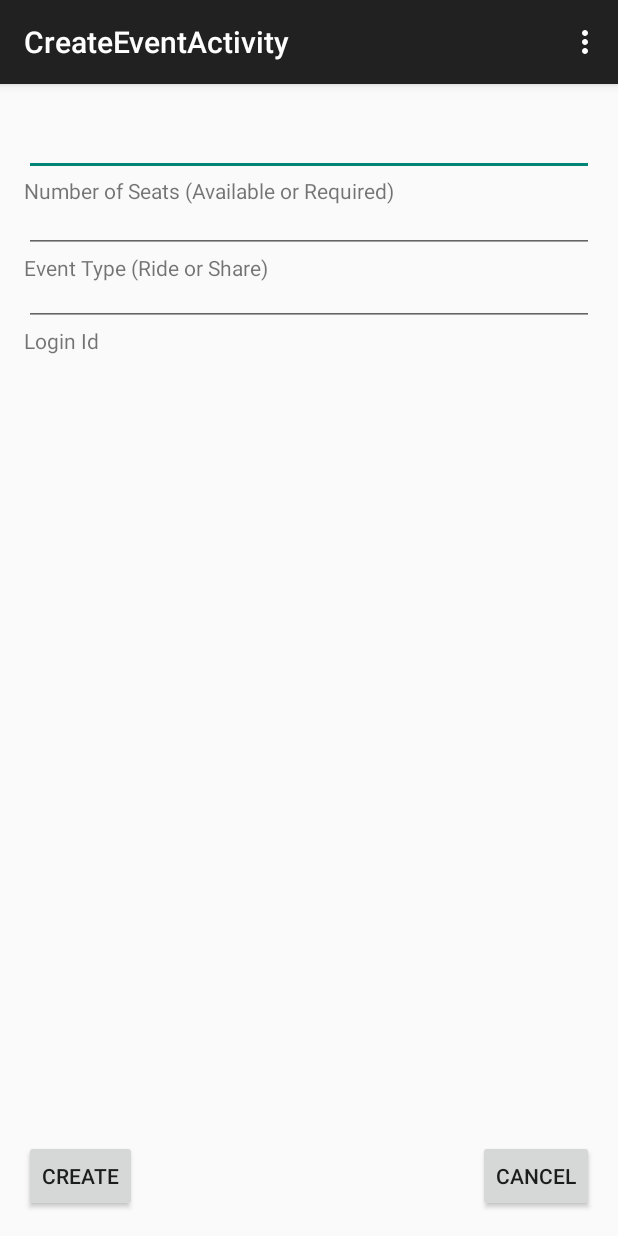
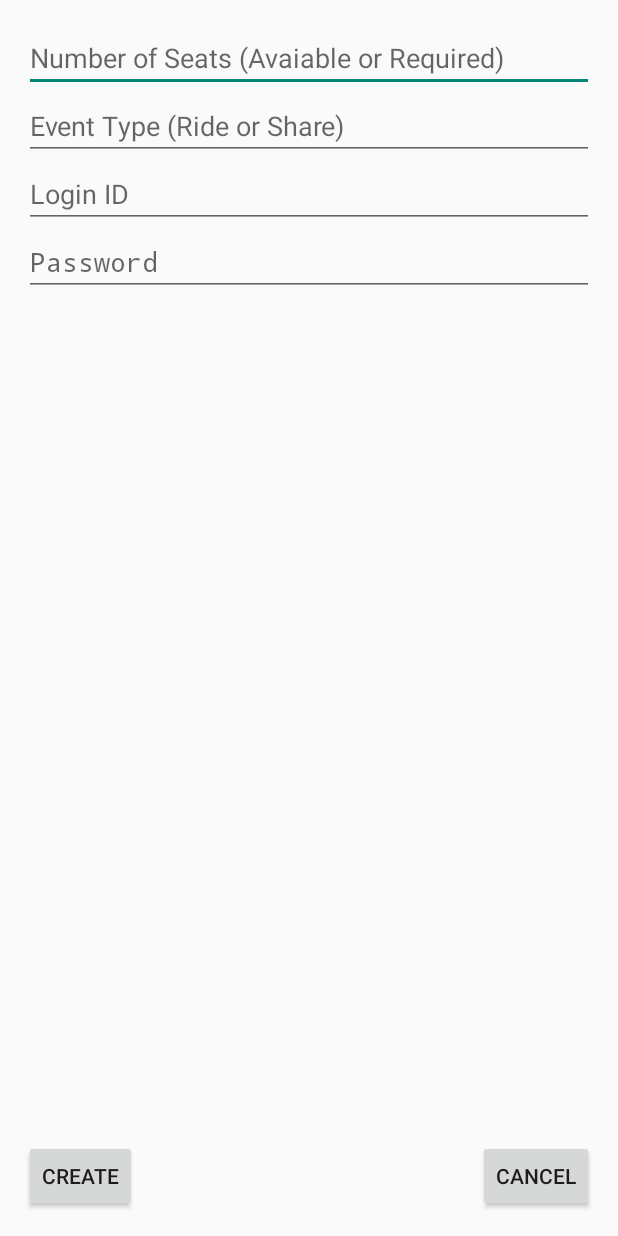
Before and after one commit to FergusonTR/HOV_Helper, an Android app: the CreateEventActivity screen opened directly, with no data from a screen before it, after a tap on "CREATE", on a phone screen of 412 x 824 dp. Run offline under Robolectric (Android 15) with nearby library versions, the phone set to English and light mode, and no system bars; 4 statements that could not run were skipped.

Commit message:
Changes on the CreateActivity Branch

```diff
--- a/app/src/main/java/sweng500team2summer15/hov_helper/CreateEventActivity.java
+++ b/app/src/main/java/sweng500team2summer15/hov_helper/CreateEventActivity.java
@@ -1,30 +1,31 @@
 package sweng500team2summer15.hov_helper;
 
-import android.support.v7.app.ActionBarActivity;
+        import android.app.Activity;
+        import android.app.ProgressDialog;
+        import android.content.Context;
+        import android.content.Intent;
+        import android.os.AsyncTask;
         import android.os.Bundle;
-import android.view.Menu;
-import android.view.MenuItem;
         import android.view.View;
         import android.widget.Button;
         import android.widget.EditText;
+        import android.widget.Toast;
 
 
-public class CreateEventActivity extends ActionBarActivity {
+public class CreateEventActivity extends Activity {
+
+    //Progress Dialog
+    private ProgressDialog pDialog;
 
     EditText inputNumberSeats;
     EditText inputEventType;
     EditText inputLoginId;
+    EditText inputPassword;
 
     @Override
     protected void onCreate(Bundle savedInstanceState) {
         super.onCreate(savedInstanceState);
         setContentView(R.layout.activity_create_event);
-
-
-        //Edit Text
-        inputNumberSeats = (EditText) findViewById(R.id.editText_numberSeats);
-        inputEventType = (EditText) findViewById(R.id.editText_eventType);
-        inputLoginId = (EditText) findViewById(R.id.editText_loginId);
 
         //Create button
         Button btnAddEvent = (Button) findViewById(R.id.btnAddEvent);
@@ -34,39 +35,93 @@ public class CreateEventActivity extends ActionBarActivity {
 
             @Override
             public void onClick (View view){
-                Event newEvent = new Event();
 
-                //newEvent.numberSeats = Integer.parseInt(inputNumberSeats.toString());
-                //newEvent.eventType = inputEventType.getText().toString();
-                //newEvent.loginId =  Integer.parseInt(inputLoginId.toString());
-
-                newEvent.create(newEvent.loginId,"Sweng_500");
+                // creating a new event in background thread
+                new CreateNewEvent().execute();
 
 
 
             }
         });
     }
+    /**
+     * Background Async Task to Create new event
+     * */
+    class CreateNewEvent extends AsyncTask<String, String, String> {
 
+        /**
+         * Before starting background thread Show Progress Dialog
+         */
         @Override
-    public boolean onCreateOptionsMenu(Menu menu) {
-        // Inflate the menu; this adds items to the action bar if it is present.
-        getMenuInflater().inflate(R.menu.menu_create_event, menu);
-        return true;
+        protected void onPreExecute() {
+            super.onPreExecute();
+            pDialog = new ProgressDialog(CreateEventActivity.this);
+            pDialog.setMessage("Creating Event..");
+            pDialog.setIndeterminate(false);
+            pDialog.setCancelable(true);
+            pDialog.show();
         }
 
-    @Override
-    public boolean onOptionsItemSelected(MenuItem item) {
-        // Handle action bar item clicks here. The action bar will
-        // automatically handle clicks on the Home/Up button, so long
-        // as you specify a parent activity in AndroidManifest.xml.
-        int id = item.getItemId();
+        /**
+         * Creating event
+         */
+        protected String doInBackground(String... args) {
 
-        //noinspection SimplifiableIfStatement
-        if (id == R.id.action_settings) {
-            return true;
+            inputNumberSeats = (EditText) findViewById(R.id.editText_numberSeats);
+            inputEventType = (EditText) findViewById(R.id.editText_eventType);
+            inputLoginId = (EditText) findViewById(R.id.editText_loginId);
+            inputPassword = (EditText) findViewById(R.id.editText_password);
+            String password = inputPassword.getText().toString();
+            Event newEvent = new Event();
+
+            newEvent.numberSeats = Integer.parseInt(inputNumberSeats.getText().toString());
+            //newEvent.numberSeats = 5;
+            newEvent.eventType = inputEventType.getText().toString();
+            newEvent.loginId = inputLoginId.getText().toString();
+
+            newEvent.create(newEvent.loginId, password);
+
+            Context context = getApplicationContext();
+            CharSequence text = "Event Created: "+ Integer.toString(newEvent.eventId);
+            int duration = Toast.LENGTH_SHORT;
+
+            Toast toast = Toast.makeText(context, text, duration);
+
+            toast.show();
+            //check log cat for response
+            // Log.d("Create Response", json.toString());
+
+            // check for success tag
+            //try {
+            //    int success = newEvent.eventId;
+
+            //    if (success != 0) {
+                    // successfully created product
+                    //ToDo Open a new screen showing the Event Data with a button to view the event
+            //Intent i = new Intent(getApplicationContext(), MainActivity.class);
+            //startActivity(i);
+
+
+                    //ToDo Close the screen.
+                    // closing this screen
+                    //finish();
+            //    } else {
+                    // failed to create product
+            //    }
+            //} catch (JSONException e) {
+            //    e.printStackTrace();
+            //}
+
+            return null;
         }
 
-        return super.onOptionsItemSelected(item);
+        /**
+         * After completing background task Dismiss the progress dialog
+         * *
+         */
+        protected void onPostExecute(String file_url) {
+            // dismiss the dialog once done
+            pDialog.dismiss();
         }
     }
+}
--- a/app/src/main/java/sweng500team2summer15/hov_helper/Event.java
+++ b/app/src/main/java/sweng500team2summer15/hov_helper/Event.java
@@ -1,25 +1,33 @@
 package sweng500team2summer15.hov_helper;
 
-import java.text.DateFormat;
-import java.util.Date;
-import java.util.Calendar;
         import java.util.ArrayList;
         import java.util.List;
-import java.util.TimeZone;
-import java.text.SimpleDateFormat;
+
         import org.apache.http.NameValuePair;
         import org.apache.http.message.BasicNameValuePair;
         import org.json.JSONException;
         import org.json.JSONObject;
 
-import android.util.Log;
+        import android.content.Context;
+        import android.content.ContextWrapper;
+        import android.content.Intent;
+
+        import java.text.DateFormat;
+        import java.util.Date;
+        import java.util.Calendar;
+
+        import java.text.SimpleDateFormat;
 
 
 /**
  * Created by Terry on 6/4/2015.
  */
 public class Event {
-    int loginId = 0;
+    //Portions code was borrowed from http://www.androidhive.info/2012/05/how-to-connect-android-with-php-mysql/
+
+    JSONParser jsonParser = new JSONParser();
+
+    String loginId = "testLoginId";
     int eventId = 0;
     int numberSeats = 0;
     int locationId = 0;
@@ -34,19 +42,11 @@ public class Event {
     String start_Time = st.format(today);
     String end_Time = et.format(today);
 
-    //SimpleDateFormat endTime = new SimpleDateFormat ("yyyy-MM-dd HH:mm:ss");
 
-    /*Location Object needs to be defined*/
-    //String startLocation;
-    //String endLocation;
-    //Date startTime;
-    //SimpleDateFormat format = new SimpleDateFormat("");
-
-   public int create(int loginId, String password) {
+   public int create(String loginId, String password) {
         //This would add the event to the mySQL database.
         //Test Value
        this.eventId = 0;
-
 
        //ToDo obtaining the eventID assigned after SQL Update.
        //ToDo develop a way of performing the create over an SSL.
@@ -54,12 +54,9 @@ public class Event {
        //ToDo Consider creating a counter to limit the number of entries created by one user over a period of time.
        //ToDo Timestamps
 
-       //This code was borrowed from http://www.androidhive.info/2012/05/how-to-connect-android-with-php-mysql/
-       JSONParser jsonParser = new JSONParser();
-
        // url to create new product
        //ToDo Change this to point to the Hovhelper website
-       String url_create_event = "http://192.168.1.6/create_event.php";
+       String url_create_event = "http://192.168.1.16/create_event.php";
 
         // JSON Node names
         String TAG_SUCCESS = "success";
@@ -68,21 +65,22 @@ public class Event {
        // Building Parameters
       //ToDo remove deprecated approach and use URLBuilder instead
        List<NameValuePair> params = new ArrayList<NameValuePair>();
-       params.add(new BasicNameValuePair("loginId", Integer.toString(this.loginId)));
+       params.add(new BasicNameValuePair("loginId", loginId));
+       params.add(new BasicNameValuePair("password", password));
        params.add(new BasicNameValuePair("numberSeats", Integer.toString(this.numberSeats)));
-       params.add(new BasicNameValuePair("locationId", Integer.toString(this.locationId)));
-       params.add(new BasicNameValuePair("frequencyId", Integer.toString(this.frequencyId)));
-       params.add(new BasicNameValuePair("start_Time", this.start_Time));
-       params.add(new BasicNameValuePair("end_Time", this.end_Time));
-       params.add(new BasicNameValuePair("eventType", this.eventType));
-       params.add(new BasicNameValuePair("occurrence", this.occurrence));
+      //params.add(new BasicNameValuePair("locationId", Integer.toString(this.locationId)));
+      //params.add(new BasicNameValuePair("frequencyId", Integer.toString(this.frequencyId)));
+      //params.add(new BasicNameValuePair("start_Time", this.start_Time));
+      //params.add(new BasicNameValuePair("end_Time", this.end_Time));
+      //params.add(new BasicNameValuePair("eventType", this.eventType));
+      //params.add(new BasicNameValuePair("occurrence", this.occurrence));
 
        // getting JSON Object
        // Note that create event url accepts POST method
        JSONObject json = jsonParser.makeHttpRequest(url_create_event,"POST", params);
 
        // check log cat for response
-       Log.d("Create Response", json.toString());
+       //Log.d("Create Response", json.toString());
 
        // check for success tag
        try {
@@ -90,10 +88,9 @@ public class Event {
 
            if (success == 1) {
                // successfully created event
-               //Intent i = new Intent(getApplicationContext(), AllProductsActivity.class);
+               this.eventId = json.getInt(TAG_EVENT_ID);
+               //Intent i = new Intent(getApplicationContext(), MainActivity.class);
                //startActivity(i);
-               this.eventId = json.getInt(TAG_EVENT_ID);
-
                // closing this screen
                //finish();
            } else {
@@ -102,7 +99,6 @@ public class Event {
        } catch (JSONException e) {
            e.printStackTrace();
        }
-
         return this.eventId;
     }
 
@@ -116,7 +112,7 @@ public class Event {
         return retrieveEvent;
     }
 
-   public boolean update(int loginId, String password, int eventID, Event updateEvent){
+   public boolean update(String loginId, String password, int eventID, Event updateEvent){
       //This would update an event with information changed from the screen and report success
        boolean success = false;
       //ToDo SQL based JSON/PHP script work
@@ -124,10 +120,11 @@ public class Event {
        return success;
    }
 
-   public boolean delete (int loginId, String password, int eventId) {
+   public boolean delete (String loginId, String password, int eventId) {
        //This would delete an report success
        boolean success = false;
       //ToDo SQL based JSON/PHP script work
        return success;
    }
+
 }
--- a/app/src/main/res/layout/activity_create_event.xml
+++ b/app/src/main/res/layout/activity_create_event.xml
@@ -12,43 +12,41 @@
         android:layout_height="match_parent"
         android:layout_alignParentTop="true"
         android:layout_alignParentLeft="true"
-        android:layout_alignParentStart="true">
+        android:layout_alignParentStart="true"
+        android:weightSum="1">
 
         <EditText
             android:layout_width="match_parent"
             android:layout_height="wrap_content"
-            android:id="@+id/editText.numberSeats" />
-
-        <TextView
-            android:layout_width="wrap_content"
-            android:layout_height="wrap_content"
-            android:textAppearance="?android:attr/textAppearanceSmall"
-            android:text="Number of Seats (Available or Required)"
-            android:id="@+id/textView" />
+            android:id="@+id/editText_numberSeats"
+            android:hint="Number of Seats (Avaiable or Required)"
+            android:inputType="number"
+            android:gravity="left"
+            android:selectAllOnFocus="false" />
 
         <EditText
             android:layout_width="match_parent"
-            android:layout_height="32dp"
-            android:id="@+id/editText.eventType" />
-
-        <TextView
-            android:layout_width="306dp"
             android:layout_height="wrap_content"
-            android:textAppearance="?android:attr/textAppearanceSmall"
-            android:text="Event Type (Ride or Share)"
-            android:id="@+id/textView2" />
+            android:id="@+id/editText_eventType"
+            android:hint="Event Type (Ride or Share)"
+            android:inputType="text"
+            android:gravity="left" />
 
         <EditText
             android:layout_width="match_parent"
-            android:layout_height="29dp"
-            android:id="@+id/editText.loginId" />
+            android:layout_height="wrap_content"
+            android:id="@+id/editText_loginId"
+            android:hint="Login ID"
+            android:inputType="textNoSuggestions"
+            android:gravity="left" />
 
-        <TextView
+        <EditText
             android:layout_width="match_parent"
             android:layout_height="wrap_content"
-            android:textAppearance="?android:attr/textAppearanceSmall"
-            android:text="Login Id"
-            android:id="@+id/textView3" />
+            android:id="@+id/editText_password"
+            android:hint="Password"
+            android:gravity="left"
+            android:password="true" />
 
     </LinearLayout>
 
```
Also changed, not shown: 1 other file. Lines whose indentation alone changed are shown as unchanged.
